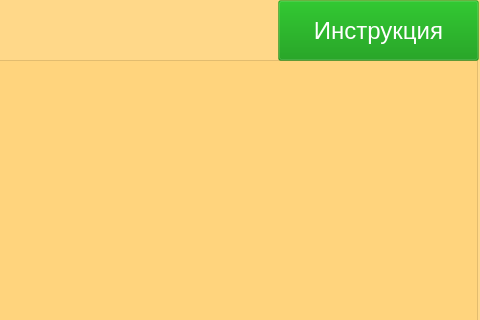
YoungCucumber/Project1, file Designs/words.ui: the form before one commit; both pictures show x 322 to 802 and y 0 to 320 of the 802 by 600 pixel window.
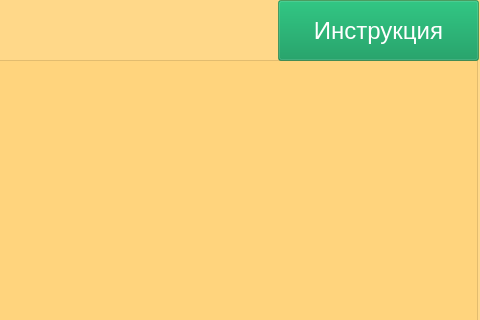
The form after the commit. Icons and pictures are not drawn.

```diff
--- a/Designs/words.ui
+++ b/Designs/words.ui
@@ -96,7 +96,7 @@
      </font>
     </property>
     <property name="styleSheet">
-     <string notr="true">background-color: rgba(0, 143, 0, 77);
+     <string notr="true">background-color: rgba(0, 144, 81, 128);
 color: rgb(255, 255, 255);</string>
     </property>
     <property name="text">
```
Left out of the diff: 2 changed lines with no effect on the pictures.
